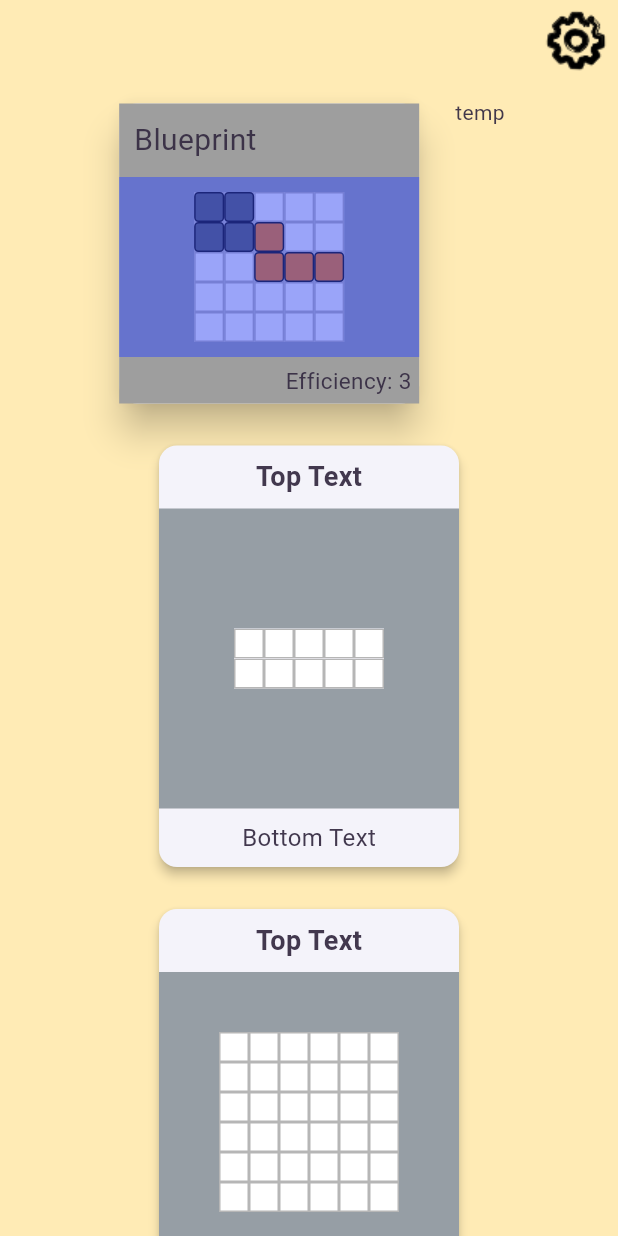
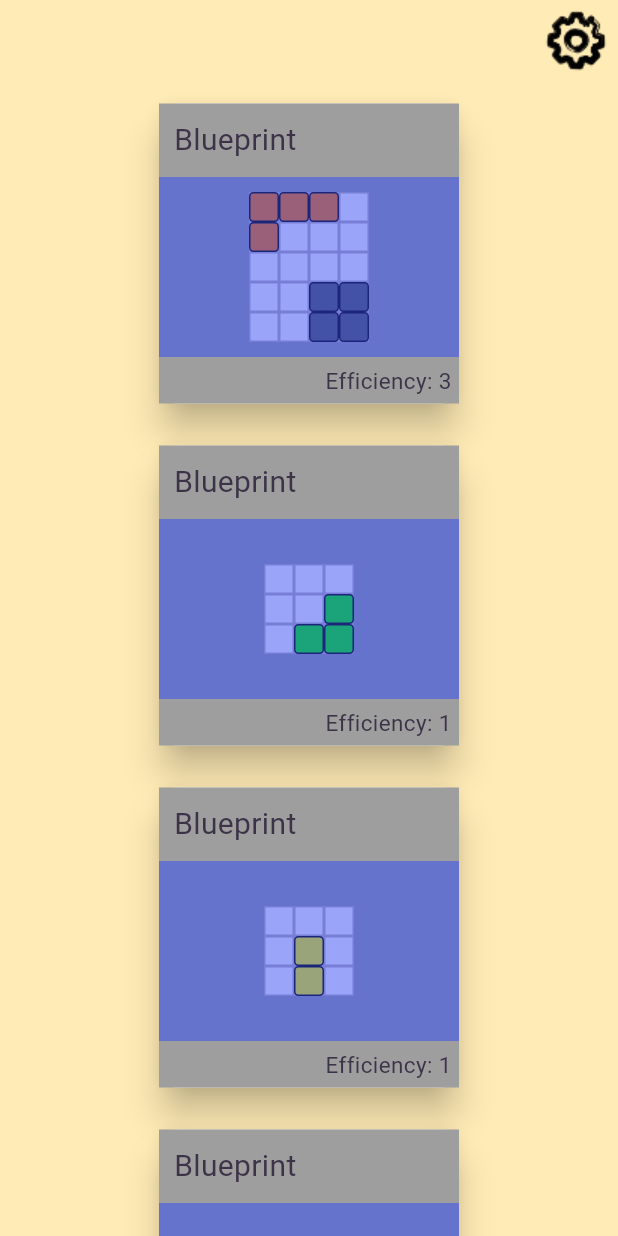
Before and after one commit to agthatch/power_panels, a Flutter app: the screen it shows after launch, after a tap on "Play", on a phone screen of 412 x 824 dp. Run offline on Flutter 3.47's test engine with Material 3 defaults, Android fonts, the phone set to English and light mode, and no system bars; our stand-ins replace audioplayers, go_router, shared_preferences.

Commit message:
add `BlueprintProvider`s to create my list

```diff
--- a/lib/game_internals/blueprint/blueprint.dart
+++ b/lib/game_internals/blueprint/blueprint.dart
@@ -1,10 +1,13 @@
 import 'package:card/game_internals/piece/placed_piece.dart';
+import 'package:uuid/uuid.dart';
 
 class Blueprint {
+  static final Uuid uuid = Uuid();
   final int xDim;
   final int yDim;
   final int generationValue;
   final List<PlacedPiece> preFitPieces;
+  final String id = uuid.v4();
 
   Blueprint(
       {required this.xDim,
--- /dev/null
+++ b/lib/game_internals/blueprint/blueprint_provider.dart
@@ -0,0 +1,7 @@
+import 'package:card/game_internals/blueprint/blueprint.dart';
+
+abstract class BlueprintProvider {
+  List<Blueprint> getNextBlueprints(int quantity);
+  int getRemainingCount();
+  void removeBlueprint(Blueprint removed);
+}
--- /dev/null
+++ b/lib/game_internals/blueprint/prefab_blueprint_provider.dart
@@ -0,0 +1,27 @@
+import 'package:card/game_internals/blueprint/blueprint.dart';
+import 'package:card/game_internals/blueprint/blueprint_builder.dart';
+import 'package:card/game_internals/blueprint/blueprint_provider.dart';
+
+class PrefabBlueprintProvider implements BlueprintProvider {
+  List<Blueprint> blueprints = [];
+
+  @override
+  List<Blueprint> getNextBlueprints(int quantity) {
+    int endIndex = blueprints.length >= quantity ? quantity : blueprints.length;
+    return blueprints.sublist(0, endIndex);
+  }
+
+  @override
+  int getRemainingCount() {
+    return blueprints.length;
+  }
+
+  @override
+  void removeBlueprint(Blueprint removed) {
+    blueprints.removeWhere((element) => removed.id == element.id);
+  }
+
+  void addBlueprint(BlueprintBuilder builder) {
+    blueprints.add(builder.build());
+  }
+}
--- a/lib/game_internals/card/board_state.dart
+++ b/lib/game_internals/card/board_state.dart
@@ -2,12 +2,8 @@
 // for details. All rights reserved. Use of this source code is governed by a
 // BSD-style license that can be found in the LICENSE file.
 
-import 'package:card/game_internals/blueprint/blueprint.dart';
-import 'package:card/game_internals/blueprint/blueprint_builder.dart';
+import 'package:card/game_internals/blueprint/blueprint_provider.dart';
 import 'package:card/game_internals/panel/panel.dart';
-import 'package:card/game_internals/piece/piece_data.dart';
-import 'package:card/game_internals/piece/placed_piece_builder.dart';
-import 'package:card/game_internals/rotation.dart';
 import 'package:flutter/foundation.dart';
 
 import 'player.dart';
@@ -17,6 +13,9 @@ class BoardState {
 
   /// *What do we need in the boardState?
   /// We need the blueprint piles
+  BlueprintProvider easyBlueprints;
+  BlueprintProvider hardBlueprints;
+
   /// We need active panels
   /// We need active puzzles
   /// We need the toolbox (player hand, avaialble pieces)
@@ -24,26 +23,16 @@ class BoardState {
   /// We need the target numbers
   /// We need day number (round)
 
-  final Blueprint blueprintOne = BlueprintBuilder()
-      .withGenerationValue(3)
-      .withPrefitPiece(PlacedPieceBuilder()
-          .withShape(Shape.L)
-          .withLocation(x: 2, y: 1)
-          .withRotation(Rotation.R270)
-          .withMirrored(true)
-          .build())
-      .withPrefitPiece(PlacedPieceBuilder()
-          .withShape(Shape.square)
-          .withLocation(x: 0, y: 0)
-          .build())
-      .build();
   final Panel panelOne = Panel(dimX: 5, dimY: 2);
 
   final Panel panelTwo = Panel(dimX: 6, dimY: 6);
 
   final Player player = Player();
 
-  BoardState({required this.onWin}) {
+  BoardState(
+      {required this.onWin,
+      required this.easyBlueprints,
+      required this.hardBlueprints}) {
     player.addListener(_handlePlayerChange);
   }
 
--- a/lib/play_session/board_widget.dart
+++ b/lib/play_session/board_widget.dart
@@ -2,6 +2,7 @@
 // for details. All rights reserved. Use of this source code is governed by a
 // BSD-style license that can be found in the LICENSE file.
 
+import 'package:card/game_internals/blueprint/blueprint.dart';
 import 'package:card/game_internals/card/board_state.dart';
 import 'package:card/play_session/blueprint/blueprint_widget.dart';
 import 'package:card/play_session/panel_widget.dart';
@@ -34,10 +35,8 @@ class _BoardWidgetState extends State<BoardWidget> {
             alignment: WrapAlignment.center,
             spacing: 20,
             runSpacing: 20,
-            children: [
-              BlueprintWidget(blueprint: boardState.blueprintOne),
-              Text("temp"),
-            ],
+            children: _blueprintWidgets(
+                boardState.easyBlueprints.getNextBlueprints(4)),
           ),
         ),
         Padding(
@@ -56,4 +55,8 @@ class _BoardWidgetState extends State<BoardWidget> {
       ],
     );
   }
+
+  List<Widget> _blueprintWidgets(List<Blueprint> nextBlueprints) {
+    return nextBlueprints.map((e) => BlueprintWidget(blueprint: e)).toList();
+  }
 }
--- a/lib/play_session/card/play_session_screen.dart
+++ b/lib/play_session/card/play_session_screen.dart
@@ -4,7 +4,13 @@
 
 import 'dart:async';
 
+import 'package:card/game_internals/blueprint/blueprint_builder.dart';
+import 'package:card/game_internals/blueprint/blueprint_provider.dart';
+import 'package:card/game_internals/blueprint/prefab_blueprint_provider.dart';
 import 'package:card/game_internals/card/board_state.dart';
+import 'package:card/game_internals/piece/piece_data.dart';
+import 'package:card/game_internals/piece/placed_piece_builder.dart';
+import 'package:card/game_internals/rotation.dart';
 import 'package:flutter/material.dart';
 import 'package:go_router/go_router.dart';
 import 'package:logging/logging.dart' hide Level;
@@ -80,7 +86,6 @@ class _PlaySessionScreenState extends State<PlaySessionScreen> {
                   const Spacer(),
                   // The actual UI of the game.
                   BoardWidget(),
-                  Text("Drag cards to the two areas above."),
                   const Spacer(),
                   Padding(
                     padding: const EdgeInsets.all(8.0),
@@ -118,7 +123,10 @@ class _PlaySessionScreenState extends State<PlaySessionScreen> {
   void initState() {
     super.initState();
     _startOfPlay = DateTime.now();
-    _boardState = BoardState(onWin: _playerWon);
+    _boardState = BoardState(
+        onWin: _playerWon,
+        easyBlueprints: _easyBlueprints(),
+        hardBlueprints: _hardBlueprints());
   }
 
   Future<void> _playerWon() async {
@@ -148,3 +156,85 @@ class _PlaySessionScreenState extends State<PlaySessionScreen> {
     GoRouter.of(context).go('/play/won', extra: {'score': score});
   }
 }
+
+BlueprintProvider _hardBlueprints() {
+  PrefabBlueprintProvider provider = PrefabBlueprintProvider();
+
+  provider.addBlueprint(BlueprintBuilder()
+      .withXDim(4)
+      .withYDim(5)
+      .withPrefitPiece(PlacedPieceBuilder()
+          .withShape(Shape.T)
+          .withRotation(Rotation.R270)
+          .withLocation(x: 1, y: 0)
+          .build()));
+
+  return provider;
+}
+
+BlueprintProvider _easyBlueprints() {
+  PrefabBlueprintProvider provider = PrefabBlueprintProvider();
+
+  provider.addBlueprint(BlueprintBuilder()
+      .withXDim(4)
+      .withYDim(5)
+      .withGenerationValue(3)
+      .withPrefitPiece(PlacedPieceBuilder()
+          .withShape(Shape.L)
+          .withRotation(Rotation.R90)
+          .withMirrored(false)
+          .withLocation(x: 0, y: 0)
+          .build())
+      .withPrefitPiece(PlacedPieceBuilder()
+          .withShape(Shape.square)
+          .withRotation(Rotation.R0)
+          .withMirrored(false)
+          .withLocation(x: 2, y: 3)
+          .build()));
+
+  provider.addBlueprint(BlueprintBuilder()
+      .withXDim(3)
+      .withYDim(3)
+      .withGenerationValue(1)
+      .withPrefitPiece(PlacedPieceBuilder()
+          .withShape(Shape.corner)
+          .withRotation(Rotation.R0)
+          .withMirrored(false)
+          .withLocation(x: 1, y: 1)
+          .build()));
+
+  provider.addBlueprint(BlueprintBuilder()
+      .withXDim(3)
+      .withYDim(3)
+      .withGenerationValue(1)
+      .withPrefitPiece(PlacedPieceBuilder()
+          .withShape(Shape.lineTwo)
+          .withRotation(Rotation.R0)
+          .withMirrored(false)
+          .withLocation(x: 1, y: 1)
+          .build()));
+
+  provider.addBlueprint(BlueprintBuilder()
+      .withXDim(3)
+      .withYDim(3)
+      .withGenerationValue(1)
+      .withPrefitPiece(PlacedPieceBuilder()
+          .withShape(Shape.single)
+          .withRotation(Rotation.R0)
+          .withMirrored(false)
+          .withLocation(x: 2, y: 2)
+          .build()));
+
+  provider.addBlueprint(BlueprintBuilder()
+      .withXDim(3)
+      .withYDim(3)
+      .withGenerationValue(1)
+      .withPrefitPiece(PlacedPieceBuilder()
+          .withShape(Shape.square)
+          .withRotation(Rotation.R0)
+          .withMirrored(false)
+          .withLocation(x: 1, y: 1)
+          .build()));
+
+  return provider;
+}
--- a/pubspec.yaml
+++ b/pubspec.yaml
@@ -12,11 +12,11 @@ environment:
 dependencies:
   flutter:
     sdk: flutter
-
+  uuid: ^4.3.3
   async: ^2.11.0
   audioplayers: ^5.2.0
   cupertino_icons: ^1.0.6
-  go_router: ^12.0.1
+  go_router: ^13.2.0
   logging: ^1.2.0
   provider: ^6.0.5
   shared_preferences: ^2.2.2
```
Also changed, not shown: pubspec.lock.
